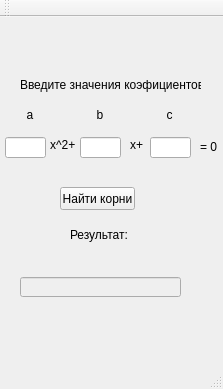
Before: the Qt Designer form aufgabe1/mainwindow.ui in wedemeda/aufgabe, drawn with Qt 5.
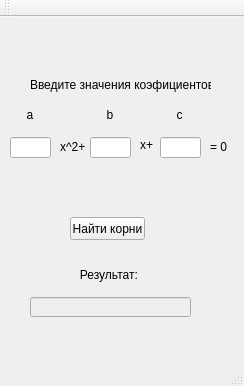
After: the same form once the commit is applied.

```diff
--- a/aufgabe1/mainwindow.ui
+++ b/aufgabe1/mainwindow.ui
@@ -6,10 +6,22 @@
    <rect>
     <x>0</x>
     <y>0</y>
-    <width>223</width>
-    <height>389</height>
+    <width>244</width>
+    <height>386</height>
    </rect>
   </property>
+  <property name="minimumSize">
+   <size>
+    <width>223</width>
+    <height>367</height>
+   </size>
+  </property>
+  <property name="maximumSize">
+   <size>
+    <width>244</width>
+    <height>386</height>
+   </size>
+  </property>
   <property name="windowTitle">
    <string>MainWindow</string>
   </property>
@@ -17,8 +29,8 @@
    <widget class="QPushButton" name="button">
     <property name="geometry">
      <rect>
-      <x>60</x>
-      <y>170</y>
+      <x>70</x>
+      <y>200</y>
       <width>75</width>
       <height>23</height>
      </rect>
@@ -30,7 +42,7 @@
    <widget class="QLabel" name="label">
     <property name="geometry">
      <rect>
-      <x>20</x>
+      <x>30</x>
       <y>60</y>
       <width>181</width>
       <height>16</height>
@@ -45,7 +57,7 @@
      <rect>
       <x>20</x>
       <y>90</y>
-      <width>21</width>
+      <width>16</width>
       <height>16</height>
      </rect>
     </property>
@@ -56,7 +68,7 @@
    <widget class="QLabel" name="label_3">
     <property name="geometry">
      <rect>
-      <x>160</x>
+      <x>170</x>
       <y>90</y>
       <width>21</width>
       <height>16</height>
@@ -69,7 +81,7 @@
    <widget class="QLabel" name="label_4">
     <property name="geometry">
      <rect>
-      <x>90</x>
+      <x>100</x>
       <y>90</y>
       <width>21</width>
       <height>16</height>
@@ -82,7 +94,7 @@
    <widget class="QLineEdit" name="kef_a">
     <property name="geometry">
      <rect>
-      <x>5</x>
+      <x>10</x>
       <y>120</y>
       <width>41</width>
       <height>21</height>
@@ -92,7 +104,7 @@
    <widget class="QLineEdit" name="kef_b">
     <property name="geometry">
      <rect>
-      <x>80</x>
+      <x>90</x>
       <y>120</y>
       <width>41</width>
       <height>21</height>
@@ -102,7 +114,7 @@
    <widget class="QLineEdit" name="kef_c">
     <property name="geometry">
      <rect>
-      <x>150</x>
+      <x>160</x>
       <y>120</y>
       <width>41</width>
       <height>21</height>
@@ -113,13 +125,13 @@
     <property name="geometry">
      <rect>
       <x>70</x>
-      <y>210</y>
+      <y>250</y>
       <width>71</width>
       <height>16</height>
      </rect>
     </property>
     <property name="text">
-     <string>Результат:</string>
+     <string>   Результат:</string>
     </property>
    </widget>
    <widget class="QLineEdit" name="roots">
@@ -128,8 +140,8 @@
     </property>
     <property name="geometry">
      <rect>
-      <x>20</x>
-      <y>260</y>
+      <x>30</x>
+      <y>280</y>
       <width>161</width>
       <height>20</height>
      </rect>
@@ -138,10 +150,10 @@
    <widget class="QLabel" name="label_6">
     <property name="geometry">
      <rect>
-      <x>50</x>
+      <x>60</x>
       <y>120</y>
       <width>31</width>
-      <height>16</height>
+      <height>20</height>
      </rect>
     </property>
     <property name="text">
@@ -151,7 +163,7 @@
    <widget class="QLabel" name="label_7">
     <property name="geometry">
      <rect>
-      <x>130</x>
+      <x>140</x>
       <y>120</y>
       <width>16</width>
       <height>16</height>
@@ -164,7 +176,7 @@
    <widget class="QLabel" name="label_8">
     <property name="geometry">
      <rect>
-      <x>200</x>
+      <x>210</x>
       <y>120</y>
       <width>21</width>
       <height>20</height>
```
Left out of the diff: 4 changed lines with no effect on the pictures.
